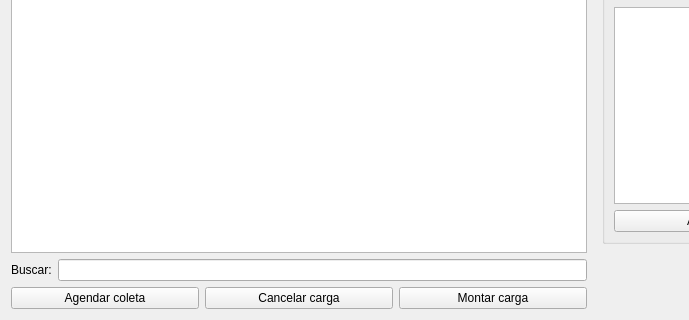
First picture: the form in ui/widgetlogisticaagendarcoleta.ui, repository darktorres/ERP-STACCATO, before the edit; both pictures show x 0 to 689 and y 400 to 720 of the 1132 by 720 pixel window.
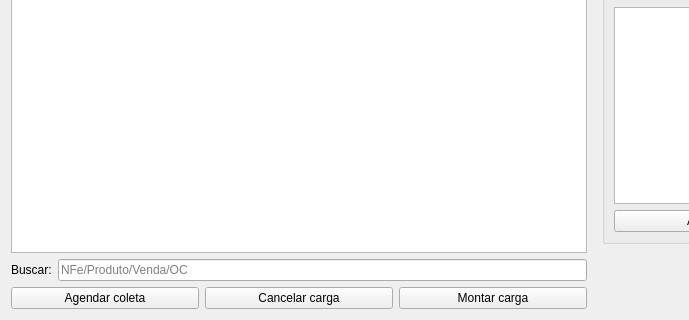
Second picture: the form after the edit. Custom widgets are drawn as their Qt base class.

The edit to the form file:
```diff
--- a/ui/widgetlogisticaagendarcoleta.ui
+++ b/ui/widgetlogisticaagendarcoleta.ui
@@ -346,7 +346,11 @@
     </widget>
    </item>
    <item row="2" column="1">
-    <widget class="QLineEdit" name="lineEditBusca"/>
+    <widget class="QLineEdit" name="lineEditBusca">
+     <property name="placeholderText">
+      <string>NFe/Produto/Venda/OC</string>
+     </property>
+    </widget>
    </item>
    <item row="3" column="0" colspan="2">
     <layout class="QHBoxLayout" name="horizontalLayout">
```
